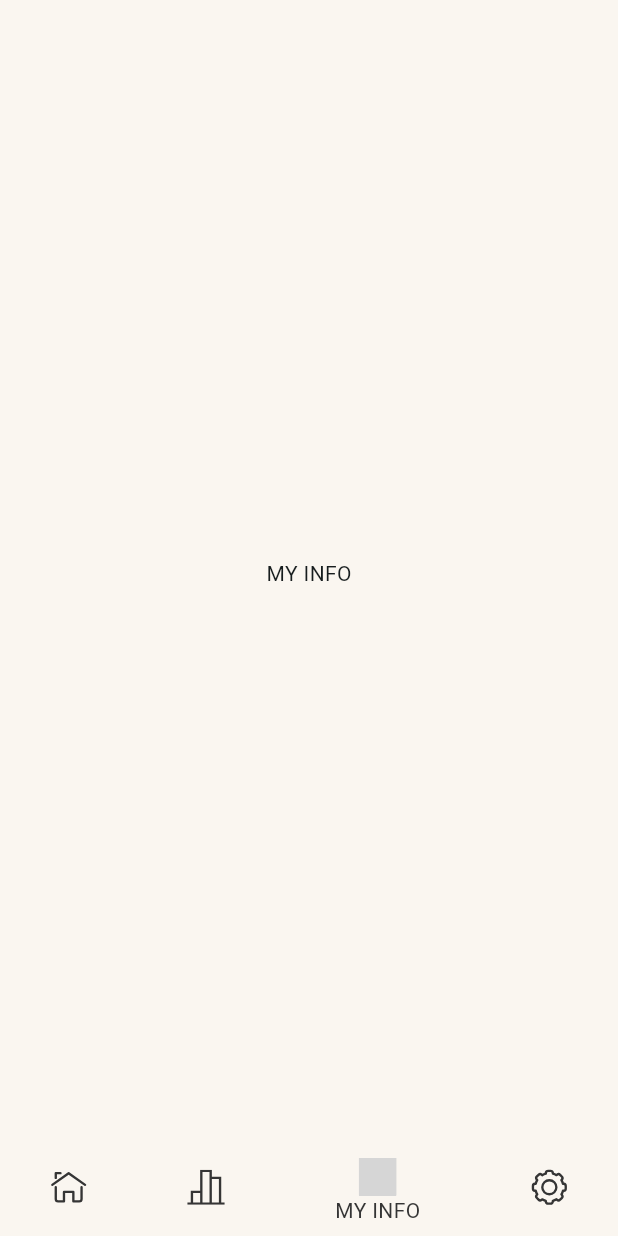
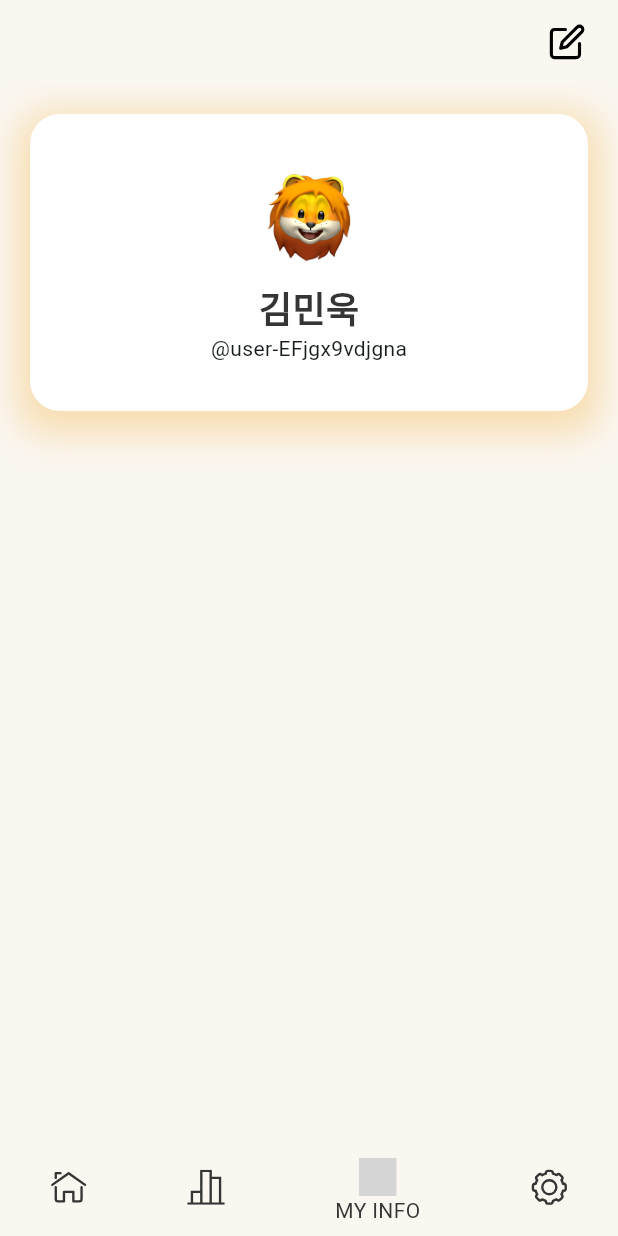
Before and after one commit to minuk3508/foseja, a Flutter app: the screen it shows once a user with an empty profile is signed in, item 3 of the bottom bar chosen, on a phone screen of 412 x 824 dp. Run offline on Flutter 3.47's test engine with Material 3 defaults, Android fonts, the phone set to English and light mode, and no system bars; our stand-ins replace cloud_firestore, firebase_auth, firebase_core, flutter_riverpod, flutter_svg, go_router and 1 more; accounts and stored records are empty; grey boxes are pictures that could not be loaded.

Commit message:
유저정보 기초ui

```diff
--- a/lib/main/view/main_tab_screen.dart
+++ b/lib/main/view/main_tab_screen.dart
@@ -5,6 +5,7 @@ import 'package:flutter_riverpod/flutter_riverpod.dart';
 import 'package:flutter_svg/svg.dart';
 import 'package:foseja/common/const/colors.dart';
 import 'package:foseja/main/view/setting_screen.dart';
+import 'package:foseja/user/user_screen.dart';
 
 class MainTabScreen extends ConsumerStatefulWidget {
   const MainTabScreen({super.key});
@@ -31,9 +32,7 @@ class MainTabScreenState extends ConsumerState<MainTabScreen> {
     const Center(
       child: Text('DASHBOARD'),
     ),
-    const Center(
-      child: Text('MY INFO'),
-    ),
+    const UserScreen(),
     const SettingScreen(),
   ];
 
--- a/lib/user/user_repo.dart
+++ b/lib/user/user_repo.dart
@@ -17,7 +17,7 @@ class UserRepo {
     }
   }
 
-//get
+//read
   Future<Map<String, dynamic>?> getUser(String uid) async {
     final doc = await _userCollection.doc(uid).get();
     return doc.data();
--- a/lib/user/user_screen.dart
+++ b/lib/user/user_screen.dart
@@ -0,0 +1,81 @@
+import 'package:flutter/material.dart';
+import 'package:flutter_svg/svg.dart';
+import 'package:foseja/common/const/colors.dart';
+import 'package:foseja/common/layout/default_layout.dart';
+
+class UserScreen extends StatelessWidget {
+  const UserScreen({super.key});
+
+  @override
+  Widget build(BuildContext context) {
+    return Scaffold(
+      appBar: AppBar(
+        actions: [
+          Padding(
+            padding: const EdgeInsets.only(
+              right: 10,
+            ),
+            child: IconButton(
+                onPressed: () {},
+                icon: SvgPicture.asset(
+                  'assets/icons/edit_icon.svg',
+                  width: 25,
+                  height: 25,
+                )),
+          )
+        ],
+        backgroundColor: BACKGROUND_COLOR,
+        centerTitle: true,
+      ),
+      backgroundColor: BACKGROUND_COLOR,
+      body: SafeArea(
+        child: Padding(
+          padding: const EdgeInsets.symmetric(
+            vertical: 20,
+            horizontal: 20,
+          ),
+          child: Container(
+              padding: const EdgeInsets.symmetric(
+                vertical: 32,
+                horizontal: 20,
+              ),
+              width: double.infinity,
+              decoration: BoxDecoration(
+                boxShadow: [
+                  BoxShadow(
+                    color: const Color.fromARGB(255, 242, 165, 31)
+                        .withOpacity(0.3),
+                    spreadRadius: 8,
+                    blurRadius: 20,
+                    offset: const Offset(0, 7), // 쉐도우 위치 조정 가능
+                  ),
+                ],
+                color: Colors.white,
+                borderRadius: const BorderRadius.all(
+                  Radius.circular(20),
+                ),
+              ),
+              child: Column(
+                mainAxisSize: MainAxisSize.min,
+                children: [
+                  Image.asset(
+                    width: 80,
+                    height: 80,
+                    'assets/images/emoji_lion_17.png',
+                  ),
+                  const Text(
+                    '김민욱',
+                    style: TextStyle(
+                      color: DEFAULT_TEXT_COLOR,
+                      fontSize: 24,
+                      fontWeight: FontWeight.bold,
+                    ),
+                  ),
+                  const Text('@user-EFjgx9vdjgna'),
+                ],
+              )),
+        ),
+      ),
+    );
+  }
+}
--- a/pubspec.yaml
+++ b/pubspec.yaml
@@ -69,6 +69,7 @@ flutter:
   # To add assets to your application, add an assets section, like this:
   assets:
     - assets/icons/
+    - assets/images/
 
   # An image asset can refer to one or more resolution-specific "variants", see
   # https://flutter.dev/assets-and-images/#resolution-aware
```
Also changed, not shown: assets/icons/edit_icon.svg (added), assets/images/emoji_lion_17.png (added).
